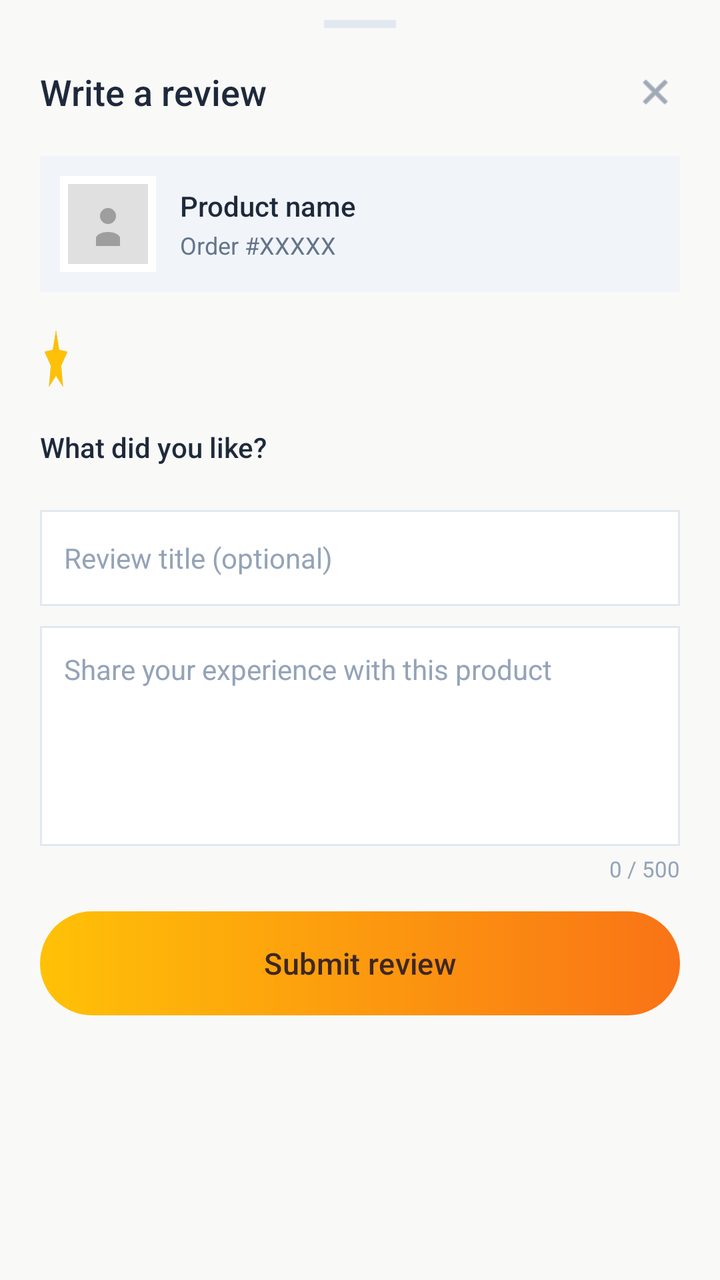
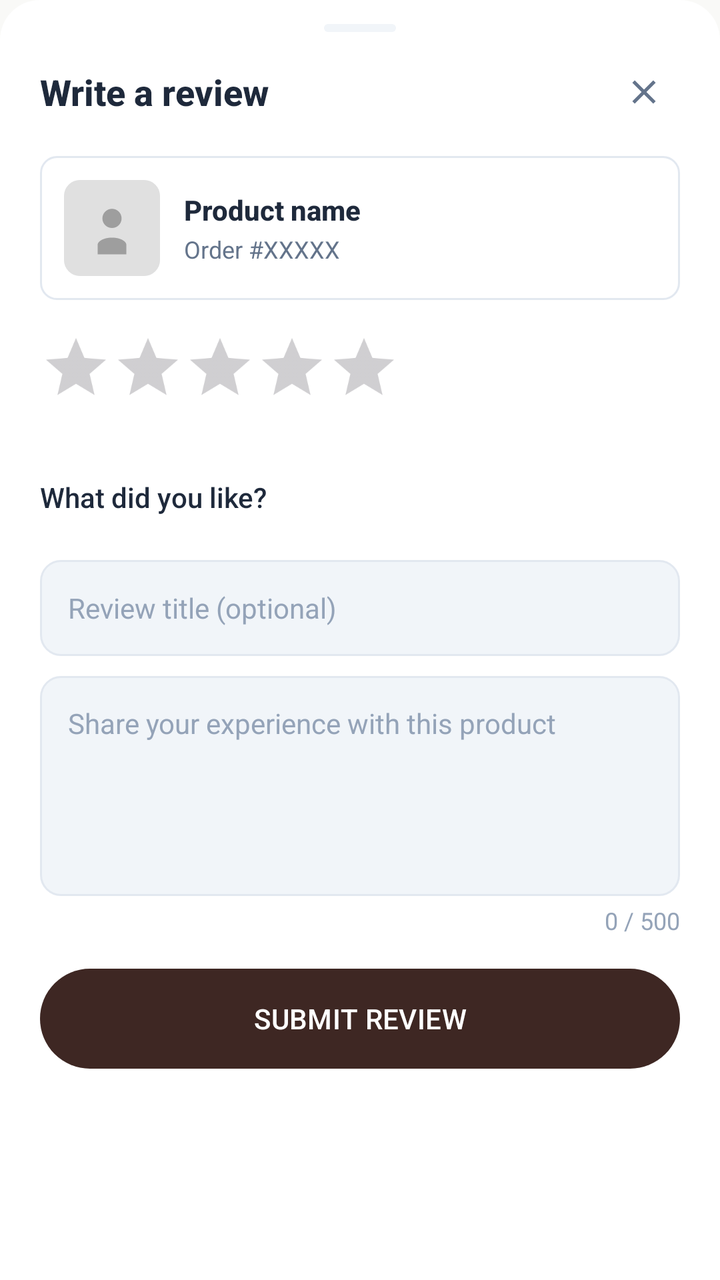

Screens rendered from an Android XML layout before and after an edit, with the pre-edit source and the edit as a unified diff.
<!-- AndroidManifest.xml: application theme Theme.BeckieDealApp -->
<!-- res/layout/dialog_review.xml -->
<?xml version="1.0" encoding="utf-8"?>
<androidx.core.widget.NestedScrollView
    xmlns:android="http://schemas.android.com/apk/res/android"
    xmlns:app="http://schemas.android.com/apk/res-auto"
    android:layout_width="match_parent"
    android:layout_height="wrap_content"
    android:fillViewport="true">

    <LinearLayout
        android:layout_width="match_parent"
        android:layout_height="wrap_content"
        android:orientation="vertical"
        android:paddingHorizontal="20dp"
        android:paddingTop="10dp"
        android:paddingBottom="20dp">

        
        <View
            android:layout_width="36dp"
            android:layout_height="4dp"
            android:layout_gravity="center_horizontal"
            android:background="@color/border_color" />

        
        <LinearLayout
            android:layout_width="match_parent"
            android:layout_height="wrap_content"
            android:layout_marginTop="12dp"
            android:gravity="center_vertical"
            android:orientation="horizontal">

            <TextView
                android:id="@+id/dialog_title"
                android:layout_width="0dp"
                android:layout_height="wrap_content"
                android:layout_weight="1"
                android:fontFamily="sans-serif-medium"
                android:text="Write a review"
                android:textColor="@color/text_primary"
                android:textSize="18sp" />

            <ImageView
                android:id="@+id/dialog_close"
                android:layout_width="40dp"
                android:layout_height="40dp"
                android:layout_marginEnd="-8dp"
                android:background="?attr/selectableItemBackgroundBorderless"
                android:contentDescription="Close"
                android:padding="10dp"
                android:src="@android:drawable/ic_menu_close_clear_cancel"
                app:tint="@color/text_secondary" />
        </LinearLayout>

        
        <LinearLayout
            android:id="@+id/dialog_product_row"
            android:layout_width="match_parent"
            android:layout_height="wrap_content"
            android:layout_marginTop="12dp"
            android:background="@color/card_bg_secondary"
            android:gravity="center_vertical"
            android:orientation="horizontal"
            android:padding="10dp">

            <ImageView
                android:id="@+id/dialog_product_image"
                android:layout_width="48dp"
                android:layout_height="48dp"
                android:background="@color/surface"
                android:padding="4dp"
                android:scaleType="centerInside"
                android:src="@drawable/placeholder_image"
                android:contentDescription="Product Image" />

            <LinearLayout
                android:layout_width="0dp"
                android:layout_height="wrap_content"
                android:layout_marginStart="12dp"
                android:layout_weight="1"
                android:orientation="vertical">

                <TextView
                    android:id="@+id/dialog_product_name"
                    android:layout_width="match_parent"
                    android:layout_height="wrap_content"
                    android:ellipsize="end"
                    android:fontFamily="sans-serif-medium"
                    android:maxLines="2"
                    android:text="Product name"
                    android:textColor="@color/text_primary"
                    android:textSize="14sp" />

                <TextView
                    android:id="@+id/dialog_product_sub"
                    android:layout_width="match_parent"
                    android:layout_height="wrap_content"
                    android:layout_marginTop="2dp"
                    android:fontFamily="sans-serif"
                    android:text="Order #XXXXX"
                    android:textColor="@color/text_secondary"
                    android:textSize="12sp" />
            </LinearLayout>
        </LinearLayout>

        
        <LinearLayout
            android:layout_width="match_parent"
            android:layout_height="wrap_content"
            android:layout_marginTop="16dp"
            android:gravity="center_vertical"
            android:orientation="horizontal">

            <RatingBar
                android:id="@+id/dialog_rating_bar"
                style="@style/Widget.App.RatingBar.Big"
                android:layout_width="wrap_content"
                android:layout_height="wrap_content"
                android:numStars="5"
                android:stepSize="1" />

            <TextView
                android:id="@+id/dialog_rating_label"
                android:layout_width="wrap_content"
                android:layout_height="wrap_content"
                android:layout_marginStart="8dp"
                android:fontFamily="sans-serif-medium"
                android:text=""
                android:textColor="@color/orange_dark"
                android:textSize="14sp" />
        </LinearLayout>

        
        <TextView
            android:id="@+id/dialog_tags_label"
            android:layout_width="wrap_content"
            android:layout_height="wrap_content"
            android:layout_marginTop="16dp"
            android:fontFamily="sans-serif-medium"
            android:text="What did you like?"
            android:textColor="@color/text_primary"
            android:textSize="14sp" />

        <com.google.android.material.chip.ChipGroup
            android:id="@+id/dialog_tags_group"
            android:layout_width="match_parent"
            android:layout_height="wrap_content"
            android:layout_marginTop="8dp"
            app:chipSpacingHorizontal="6dp"
            app:chipSpacingVertical="6dp" />

        
        <EditText
            android:id="@+id/dialog_title_edit"
            android:layout_width="match_parent"
            android:layout_height="48dp"
            android:layout_marginTop="14dp"
            android:background="@drawable/bg_review_field"
            android:fontFamily="sans-serif"
            android:hint="Review title (optional)"
            android:importantForAutofill="no"
            android:inputType="textCapSentences"
            android:maxLines="1"
            android:paddingHorizontal="12dp"
            android:textColor="@color/text_primary"
            android:textColorHint="@color/text_muted"
            android:textSize="14sp" />

        
        <EditText
            android:id="@+id/dialog_comment_edit"
            android:layout_width="match_parent"
            android:layout_height="110dp"
            android:layout_marginTop="10dp"
            android:background="@drawable/bg_review_field"
            android:fontFamily="sans-serif"
            android:gravity="top|start"
            android:hint="Share your experience with this product"
            android:importantForAutofill="no"
            android:inputType="textMultiLine|textCapSentences"
            android:maxLength="500"
            android:padding="12dp"
            android:textColor="@color/text_primary"
            android:textColorHint="@color/text_muted"
            android:textSize="14sp" />

        <TextView
            android:id="@+id/dialog_comment_counter"
            android:layout_width="match_parent"
            android:layout_height="wrap_content"
            android:layout_marginTop="4dp"
            android:gravity="end"
            android:text="0 / 500"
            android:textColor="@color/text_muted"
            android:textSize="11sp" />

        
        <FrameLayout
            android:layout_width="match_parent"
            android:layout_height="52dp"
            android:layout_marginTop="14dp">

            <ProgressBar
                android:id="@+id/dialog_submit_progress"
                android:layout_width="wrap_content"
                android:layout_height="wrap_content"
                android:layout_gravity="center"
                android:indeterminateTint="@color/brand_orange"
                android:visibility="gone" />

            <androidx.appcompat.widget.AppCompatButton
                android:id="@+id/dialog_submit_button"
                android:layout_width="match_parent"
                android:layout_height="match_parent"
                android:background="@drawable/brand_bar_gradient"
                android:fontFamily="sans-serif-medium"
                android:stateListAnimator="@null"
                android:text="Submit review"
                android:textAllCaps="false"
                android:textColor="@color/dark_brown"
                android:textSize="15sp"
                app:backgroundTint="@null" />
        </FrameLayout>
    </LinearLayout>
</androidx.core.widget.NestedScrollView>
<!-- resources referenced by this layout -->
<resources>
  <color name="border_color">#E2E8F0</color>
  <color name="brand_orange">#F97316</color>
  <color name="card_bg_secondary">#F1F5F9</color>
  <color name="dark_brown">#3E2723</color>
  <color name="orange_dark">#C2410C</color>
  <color name="surface">#FFFFFF</color>
  <color name="text_muted">#94A3B8</color>
  <color name="text_primary">#1E293B</color>
  <color name="text_secondary">#64748B</color>
  <!-- drawable bg_review_field (drawable) -->
  <?xml version="1.0" encoding="utf-8"?>
  <selector xmlns:android="http://schemas.android.com/apk/res/android">
      <item android:state_focused="true">
          <shape android:shape="rectangle">
              <solid android:color="@color/surface" />
              <stroke android:width="1.5dp" android:color="@color/brand_orange" />
          </shape>
      </item>
      <item>
          <shape android:shape="rectangle">
              <solid android:color="@color/surface" />
              <stroke android:width="1dp" android:color="@color/border_color" />
          </shape>
      </item>
  </selector>
  <!-- drawable brand_bar_gradient (drawable) -->
  <?xml version="1.0" encoding="utf-8"?>
  <shape xmlns:android="http://schemas.android.com/apk/res/android"
      android:shape="rectangle">
      <gradient
          android:angle="0"
          android:startColor="@color/yellow_star"
          android:endColor="@color/brand_orange" />
      <corners android:radius="@dimen/button_pill_radius" />
  </shape>
  <style name="Widget.App.RatingBar.Big" parent="Widget.AppCompat.RatingBar">
          <item name="android:progressDrawable">@drawable/rating_bar_stars</item>
          <item name="android:minHeight">36dp</item>
          <item name="android:maxHeight">36dp</item>
      </style>
  <color name="yellow_star">#FFC107</color>
  <dimen name="button_pill_radius">999dp</dimen>
  <!-- drawable rating_bar_stars (drawable) -->
  <?xml version="1.0" encoding="utf-8"?>
  <layer-list xmlns:android="http://schemas.android.com/apk/res/android">
      <item android:id="@android:id/background" android:drawable="@drawable/ic_star_empty" />
      <item android:id="@android:id/secondaryProgress" android:drawable="@drawable/ic_star_empty" />
      <item android:id="@android:id/progress" android:drawable="@drawable/ic_star_filled" />
  </layer-list>
  <!-- drawable ic_star_empty (drawable) -->
  <?xml version="1.0" encoding="utf-8"?>
  <vector xmlns:android="http://schemas.android.com/apk/res/android"
      android:width="42dp"
      android:height="36dp"
      android:viewportWidth="28"
      android:viewportHeight="24">
      <group android:translateX="2">
          <path
              android:fillColor="#D1D5DB"
              android:pathData="M12,17.27L18.18,21l-1.64,-7.03L22,9.24l-7.19,-0.61L12,2 9.19,8.63 2,9.24l5.46,4.73L5.82,21z" />
      </group>
  </vector>
  <!-- drawable ic_star_filled (drawable) -->
  <?xml version="1.0" encoding="utf-8"?>
  <vector xmlns:android="http://schemas.android.com/apk/res/android"
      android:width="42dp"
      android:height="36dp"
      android:viewportWidth="28"
      android:viewportHeight="24">
      <group android:translateX="2">
          <path
              android:fillColor="@color/yellow_star"
              android:pathData="M12,17.27L18.18,21l-1.64,-7.03L22,9.24l-7.19,-0.61L12,2 9.19,8.63 2,9.24l5.46,4.73L5.82,21z" />
      </group>
  </vector>
  <color name="primary">#FDC011</color>
  <color name="on_primary">#FFFFFF</color>
  <color name="primary_container">#FDC011</color>
  <color name="on_primary_container">#582200</color>
  <color name="background">#F9F9F7</color>
  <color name="chip_selected_bg">#3E2723</color>
  <color name="on_surface">#251913</color>
  <style name="ShapeAppearance.App.Button.Pill" parent="">
          <item name="cornerFamily">rounded</item>
          <item name="cornerSize">50%</item>
      </style>
  <color name="nav_indicator_fill">#FFF1EB</color>
  <style name="ShapeAppearance.App.BottomNav.ActiveIndicator" parent="">
          <item name="cornerFamily">rounded</item>
          <item name="cornerSize">50%</item>
      </style>
  <!-- unchanged entries left out for length: 15 -->
</resources>

<!-- the commit's change to res/layout/dialog_review.xml (unified diff, before → after) -->
@@ -4,6 +4,7 @@
     xmlns:app="http://schemas.android.com/apk/res-auto"
     android:layout_width="match_parent"
     android:layout_height="wrap_content"
+    android:background="@drawable/bg_bottom_sheet_surface"
     android:fillViewport="true">
 
     <LinearLayout
@@ -11,15 +12,15 @@
         android:layout_height="wrap_content"
         android:orientation="vertical"
         android:paddingHorizontal="20dp"
-        android:paddingTop="10dp"
-        android:paddingBottom="20dp">
+        android:paddingTop="12dp"
+        android:paddingBottom="24dp">
 
         
         <View
             android:layout_width="36dp"
             android:layout_height="4dp"
             android:layout_gravity="center_horizontal"
-            android:background="@color/border_color" />
+            android:background="@drawable/bg_product_thumb" />
 
         
         <LinearLayout
@@ -37,17 +38,17 @@
                 android:fontFamily="sans-serif-medium"
                 android:text="Write a review"
                 android:textColor="@color/text_primary"
-                android:textSize="18sp" />
+                android:textSize="18sp"
+                android:textStyle="bold" />
 
             <ImageView
                 android:id="@+id/dialog_close"
-                android:layout_width="40dp"
-                android:layout_height="40dp"
-                android:layout_marginEnd="-8dp"
+                android:layout_width="36dp"
+                android:layout_height="36dp"
                 android:background="?attr/selectableItemBackgroundBorderless"
                 android:contentDescription="Close"
-                android:padding="10dp"
-                android:src="@android:drawable/ic_menu_close_clear_cancel"
+                android:padding="8dp"
+                android:src="@drawable/ic_close"
                 app:tint="@color/text_secondary" />
         </LinearLayout>
 
@@ -56,21 +57,21 @@
             android:id="@+id/dialog_product_row"
             android:layout_width="match_parent"
             android:layout_height="wrap_content"
-            android:layout_marginTop="12dp"
-            android:background="@color/card_bg_secondary"
+            android:layout_marginTop="14dp"
+            android:background="@drawable/bg_card_white"
             android:gravity="center_vertical"
             android:orientation="horizontal"
-            android:padding="10dp">
+            android:padding="12dp">
 
             <ImageView
                 android:id="@+id/dialog_product_image"
                 android:layout_width="48dp"
                 android:layout_height="48dp"
-                android:background="@color/surface"
-                android:padding="4dp"
-                android:scaleType="centerInside"
-                android:src="@drawable/placeholder_image"
-                android:contentDescription="Product Image" />
+                android:background="@drawable/bg_product_thumb"
+                android:clipToOutline="true"
+                android:contentDescription="Product Image"
+                android:scaleType="centerCrop"
+                android:src="@drawable/placeholder_image" />
 
             <LinearLayout
                 android:layout_width="0dp"
@@ -88,7 +89,8 @@
                     android:maxLines="2"
                     android:text="Product name"
                     android:textColor="@color/text_primary"
-                    android:textSize="14sp" />
+                    android:textSize="14sp"
+                    android:textStyle="bold" />
 
                 <TextView
                     android:id="@+id/dialog_product_sub"
@@ -112,21 +114,26 @@
 
             <RatingBar
                 android:id="@+id/dialog_rating_bar"
-                style="@style/Widget.App.RatingBar.Big"
+                style="?android:attr/ratingBarStyle"
                 android:layout_width="wrap_content"
                 android:layout_height="wrap_content"
                 android:numStars="5"
-                android:stepSize="1" />
+                android:progressTint="@color/star_yellow"
+                android:scaleX="0.75"
+                android:scaleY="0.75"
+                android:secondaryProgressTint="@color/star_empty"
+                android:stepSize="1"
+                android:transformPivotX="0dp" />
 
             <TextView
                 android:id="@+id/dialog_rating_label"
                 android:layout_width="wrap_content"
                 android:layout_height="wrap_content"
-                android:layout_marginStart="8dp"
+                android:layout_marginStart="12dp"
                 android:fontFamily="sans-serif-medium"
-                android:text=""
-                android:textColor="@color/orange_dark"
-                android:textSize="14sp" />
+                android:textColor="@color/chip_selected_bg"
+                android:textSize="14sp"
+                android:textStyle="bold" />
         </LinearLayout>
 
         
@@ -160,7 +167,7 @@
             android:importantForAutofill="no"
             android:inputType="textCapSentences"
             android:maxLines="1"
-            android:paddingHorizontal="12dp"
+            android:paddingHorizontal="14dp"
             android:textColor="@color/text_primary"
             android:textColorHint="@color/text_muted"
             android:textSize="14sp" />
@@ -178,7 +185,7 @@
             android:importantForAutofill="no"
             android:inputType="textMultiLine|textCapSentences"
             android:maxLength="500"
-            android:padding="12dp"
+            android:padding="14dp"
             android:textColor="@color/text_primary"
             android:textColorHint="@color/text_muted"
             android:textSize="14sp" />
@@ -191,34 +198,35 @@
             android:gravity="end"
             android:text="0 / 500"
             android:textColor="@color/text_muted"
-            android:textSize="11sp" />
+            android:textSize="12sp" />
 
         
         <FrameLayout
             android:layout_width="match_parent"
-            android:layout_height="52dp"
-            android:layout_marginTop="14dp">
+            android:layout_height="50dp"
+            android:layout_marginTop="16dp">
 
             <ProgressBar
                 android:id="@+id/dialog_submit_progress"
-                android:layout_width="wrap_content"
-                android:layout_height="wrap_content"
+                android:layout_width="28dp"
+                android:layout_height="28dp"
                 android:layout_gravity="center"
-                android:indeterminateTint="@color/brand_orange"
+                android:indeterminateTint="@color/chip_selected_bg"
                 android:visibility="gone" />
 
-            <androidx.appcompat.widget.AppCompatButton
+            <com.google.android.material.button.MaterialButton
                 android:id="@+id/dialog_submit_button"
                 android:layout_width="match_parent"
                 android:layout_height="match_parent"
-                android:background="@drawable/brand_bar_gradient"
                 android:fontFamily="sans-serif-medium"
-                android:stateListAnimator="@null"
-                android:text="Submit review"
-                android:textAllCaps="false"
-                android:textColor="@color/dark_brown"
-                android:textSize="15sp"
-                app:backgroundTint="@null" />
+                android:insetTop="0dp"
+                android:insetBottom="0dp"
+                android:text="SUBMIT REVIEW"
+                android:textColor="@color/white"
+                android:textSize="14sp"
+                app:backgroundTint="@color/chip_selected_bg"
+                app:cornerRadius="100dp"
+                app:elevation="0dp" />
         </FrameLayout>
     </LinearLayout>
 </androidx.core.widget.NestedScrollView>
<!-- resource entries referenced after the edit -->
@@ -1,79 +1,64 @@
 <!-- resources referenced by this layout -->
 <resources>
   <color name="border_color">#E2E8F0</color>
-  <color name="brand_orange">#F97316</color>
-  <color name="card_bg_secondary">#F1F5F9</color>
-  <color name="dark_brown">#3E2723</color>
-  <color name="orange_dark">#C2410C</color>
+  <color name="input_background">#F1F5F9</color>
+  <color name="orange">#F97316</color>
   <color name="surface">#FFFFFF</color>
   <color name="text_muted">#94A3B8</color>
   <color name="text_primary">#1E293B</color>
   <color name="text_secondary">#64748B</color>
+  <color name="white">#FFFFFF</color>
+  <!-- drawable bg_bottom_sheet_surface (drawable) -->
+  <?xml version="1.0" encoding="utf-8"?>
+  <shape xmlns:android="http://schemas.android.com/apk/res/android"
+      android:shape="rectangle">
+      <solid android:color="@color/surface" />
+      <corners
+          android:topLeftRadius="20dp"
+          android:topRightRadius="20dp" />
+  </shape>
+  <!-- drawable bg_card_white (drawable) -->
+  <?xml version="1.0" encoding="utf-8"?>
+  <shape xmlns:android="http://schemas.android.com/apk/res/android"
+      android:shape="rectangle">
+      <solid android:color="@color/white" />
+      <corners android:radius="8dp" />
+      <stroke android:width="1dp" android:color="@color/border_color" />
+  </shape>
+  <!-- drawable bg_product_thumb (drawable) -->
+  <?xml version="1.0" encoding="utf-8"?>
+  <shape xmlns:android="http://schemas.android.com/apk/res/android"
+      android:shape="rectangle">
+      <solid android:color="@color/input_background" />
+      <corners android:radius="8dp" />
+  </shape>
   <!-- drawable bg_review_field (drawable) -->
   <?xml version="1.0" encoding="utf-8"?>
   <selector xmlns:android="http://schemas.android.com/apk/res/android">
       <item android:state_focused="true">
           <shape android:shape="rectangle">
               <solid android:color="@color/surface" />
-              <stroke android:width="1.5dp" android:color="@color/brand_orange" />
+              <corners android:radius="10dp" />
+              <stroke android:width="1.5dp" android:color="@color/orange" />
           </shape>
       </item>
       <item>
           <shape android:shape="rectangle">
-              <solid android:color="@color/surface" />
+              <solid android:color="@color/input_background" />
+              <corners android:radius="10dp" />
               <stroke android:width="1dp" android:color="@color/border_color" />
           </shape>
       </item>
   </selector>
-  <!-- drawable brand_bar_gradient (drawable) -->
-  <?xml version="1.0" encoding="utf-8"?>
-  <shape xmlns:android="http://schemas.android.com/apk/res/android"
-      android:shape="rectangle">
-      <gradient
-          android:angle="0"
-          android:startColor="@color/yellow_star"
-          android:endColor="@color/brand_orange" />
-      <corners android:radius="@dimen/button_pill_radius" />
-  </shape>
-  <style name="Widget.App.RatingBar.Big" parent="Widget.AppCompat.RatingBar">
-          <item name="android:progressDrawable">@drawable/rating_bar_stars</item>
-          <item name="android:minHeight">36dp</item>
-          <item name="android:maxHeight">36dp</item>
-      </style>
-  <color name="yellow_star">#FFC107</color>
-  <dimen name="button_pill_radius">999dp</dimen>
-  <!-- drawable rating_bar_stars (drawable) -->
-  <?xml version="1.0" encoding="utf-8"?>
-  <layer-list xmlns:android="http://schemas.android.com/apk/res/android">
-      <item android:id="@android:id/background" android:drawable="@drawable/ic_star_empty" />
-      <item android:id="@android:id/secondaryProgress" android:drawable="@drawable/ic_star_empty" />
-      <item android:id="@android:id/progress" android:drawable="@drawable/ic_star_filled" />
-  </layer-list>
-  <!-- drawable ic_star_empty (drawable) -->
-  <?xml version="1.0" encoding="utf-8"?>
+  <!-- drawable ic_close (drawable) -->
   <vector xmlns:android="http://schemas.android.com/apk/res/android"
-      android:width="42dp"
-      android:height="36dp"
-      android:viewportWidth="28"
+      android:width="24dp"
+      android:height="24dp"
+      android:viewportWidth="24"
       android:viewportHeight="24">
-      <group android:translateX="2">
-          <path
-              android:fillColor="#D1D5DB"
-              android:pathData="M12,17.27L18.18,21l-1.64,-7.03L22,9.24l-7.19,-0.61L12,2 9.19,8.63 2,9.24l5.46,4.73L5.82,21z" />
-      </group>
-  </vector>
-  <!-- drawable ic_star_filled (drawable) -->
-  <?xml version="1.0" encoding="utf-8"?>
-  <vector xmlns:android="http://schemas.android.com/apk/res/android"
-      android:width="42dp"
-      android:height="36dp"
-      android:viewportWidth="28"
-      android:viewportHeight="24">
-      <group android:translateX="2">
-          <path
-              android:fillColor="@color/yellow_star"
-              android:pathData="M12,17.27L18.18,21l-1.64,-7.03L22,9.24l-7.19,-0.61L12,2 9.19,8.63 2,9.24l5.46,4.73L5.82,21z" />
-      </group>
+      <path
+          android:fillColor="@android:color/black"
+          android:pathData="M19,6.41L17.59,5 12,10.59 6.41,5 5,6.41 10.59,12 5,17.59 6.41,19 12,13.41 17.59,19 19,17.59 13.41,12z" />
   </vector>
   <color name="primary">#FDC011</color>
   <color name="on_primary">#FFFFFF</color>
@@ -81,6 +66,8 @@
   <color name="on_primary_container">#582200</color>
   <color name="background">#F9F9F7</color>
   <color name="chip_selected_bg">#3E2723</color>
+  <color name="star_empty">#CBD5E1</color>
+  <color name="star_yellow">#FFC107</color>
   <color name="on_surface">#251913</color>
   <style name="ShapeAppearance.App.Button.Pill" parent="">
           <item name="cornerFamily">rounded</item>
